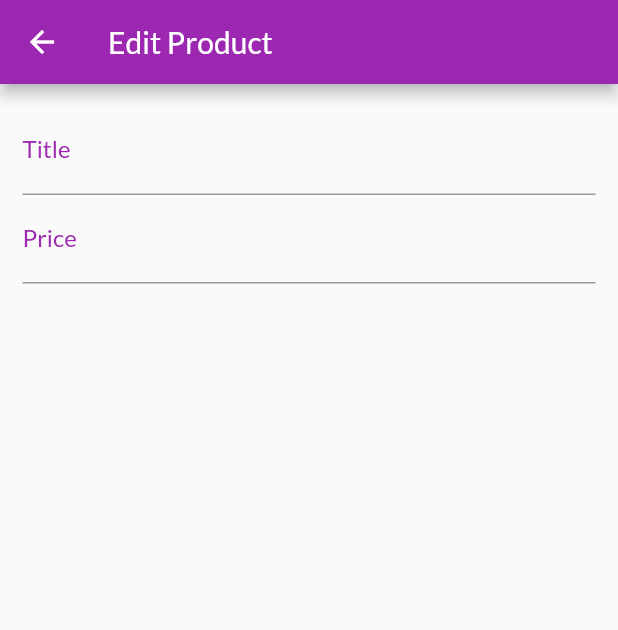
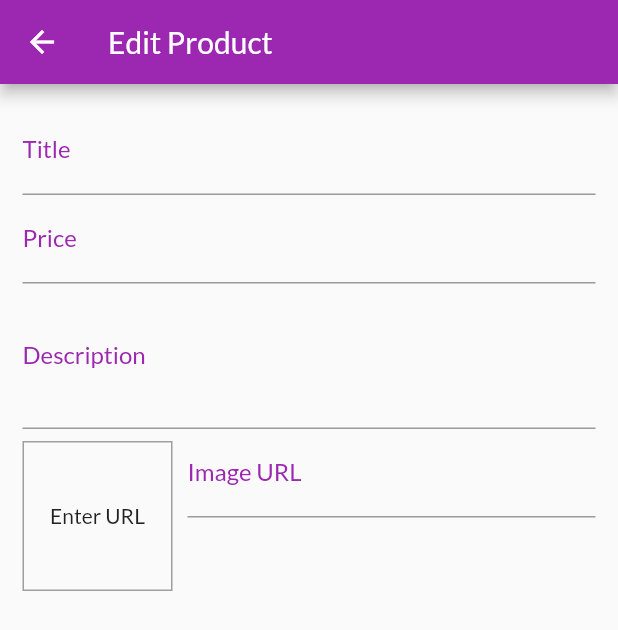
Before and after one commit to kheldar666/flutter-course, a Flutter app: the EditProductScreen screen opened by its route, on a phone screen of 412 x 824 dp. Shown: the top 630 px of the screen. Run offline on Flutter 3.47's test engine with Material 2 defaults, Android fonts, the phone set to English and light mode, and no system bars; our stand-ins replace animated_text_kit, audioplayers, cloud_firestore, firebase_auth, firebase_core, flutter_dotenv and 4 more; accounts and stored records are empty; network calls fail.

Commit message:
Adding input for image URL

```diff
--- a/shop_app/lib/screens/admin/edit_product_screen.dart
+++ b/shop_app/lib/screens/admin/edit_product_screen.dart
@@ -12,6 +12,34 @@ class EditProductScreen extends StatefulWidget {
 }
 
 class _EditProductScreenState extends State<EditProductScreen> {
+  final _imageUrlController = TextEditingController();
+  final _imageUrlFocusNode = FocusNode();
+
+  @override
+  void initState() {
+    super.initState();
+    _imageUrlFocusNode.addListener(_updateImagePreview);
+  }
+
+  @override
+  void dispose() {
+    super.dispose();
+    // That helps prevents memory leaks
+    _imageUrlController.dispose();
+    _imageUrlFocusNode.removeListener(_updateImagePreview);
+    _imageUrlFocusNode.dispose();
+  }
+
+  void _updateImagePreview() {
+    if (!_imageUrlFocusNode.hasFocus) {
+      setState(() {});
+    }
+  }
+
+  bool _isImageUrlValid() {
+    return Uri.parse(_imageUrlController.text).isAbsolute;
+  }
+
   @override
   Widget build(BuildContext context) {
     return SafeArea(
@@ -24,6 +52,7 @@ class _EditProductScreenState extends State<EditProductScreen> {
           child: Form(
             child: SingleChildScrollView(
               child: Column(
+                mainAxisAlignment: MainAxisAlignment.start,
                 children: [
                   TextFormField(
                     decoration: const InputDecoration(labelText: 'Title'),
@@ -41,6 +70,50 @@ class _EditProductScreenState extends State<EditProductScreen> {
                           RegExp(r'^\d+\.?\d{0,4}'))
                     ],
                     textInputAction: TextInputAction.next,
+                  ),
+                  TextFormField(
+                    decoration: const InputDecoration(labelText: 'Description'),
+                    maxLines: 3,
+                    keyboardType: TextInputType.multiline,
+                  ),
+                  Row(
+                    crossAxisAlignment: CrossAxisAlignment.start,
+                    children: [
+                      Container(
+                        width: 100,
+                        height: 100,
+                        margin: const EdgeInsets.only(
+                          top: 8,
+                          right: 10,
+                        ),
+                        decoration: BoxDecoration(
+                          border: Border.all(
+                            width: 1,
+                            color: Colors.grey,
+                          ),
+                        ),
+                        child: !_isImageUrlValid()
+                            ? const Center(child: Text('Enter URL'))
+                            : Image.network(
+                                _imageUrlController.text,
+                                fit: BoxFit.cover,
+                              ),
+                      ),
+                      Expanded(
+                        child: TextFormField(
+                          decoration:
+                              const InputDecoration(labelText: 'Image URL'),
+                          // http://www.i2clipart.com/cliparts/8/3/d/c/clipart-book-256x256-83dc.png
+                          keyboardType: TextInputType.url,
+                          textInputAction: TextInputAction.done,
+                          controller: _imageUrlController,
+                          focusNode: _imageUrlFocusNode,
+                          onEditingComplete: () {
+                            setState(() {});
+                          },
+                        ),
+                      )
+                    ],
                   )
                 ],
               ),
```
